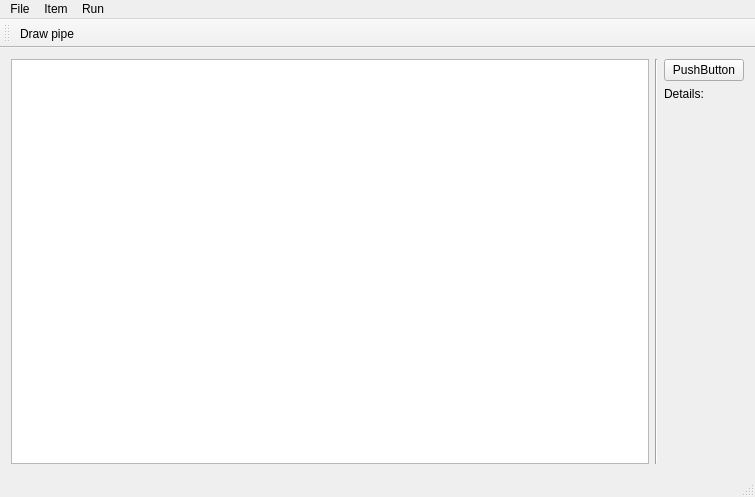
Qt form src/mainwindow.ui (jirvoz/icp_blocks) before a commit.
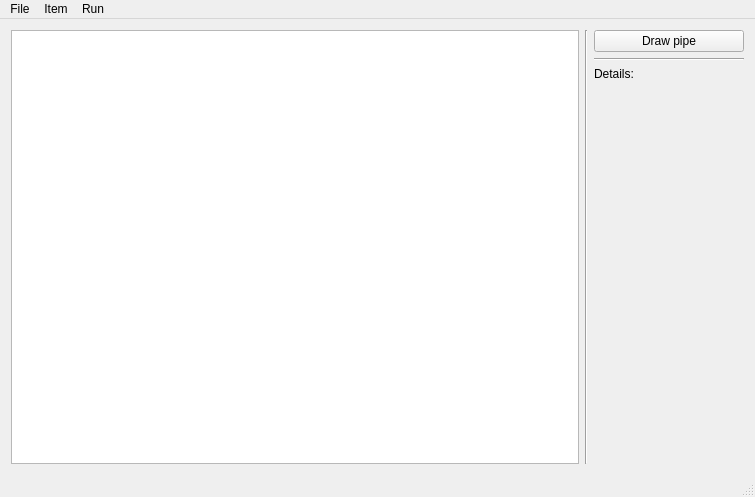
The same form after that commit.

Commit message: Limit beginnig of pipe drawing to out-slot

Patch:
```diff
--- a/src/mainwindow.ui
+++ b/src/mainwindow.ui
@@ -39,13 +39,35 @@
      <layout class="QVBoxLayout" name="verticalLayout">
       <item>
        <widget class="QPushButton" name="pushButton">
+        <property name="minimumSize">
+         <size>
+          <width>100</width>
+          <height>0</height>
+         </size>
+        </property>
         <property name="text">
-         <string>PushButton</string>
+         <string>Draw pipe</string>
+        </property>
+        <property name="checkable">
+         <bool>true</bool>
+        </property>
+       </widget>
+      </item>
+      <item>
+       <widget class="Line" name="line_2">
+        <property name="orientation">
+         <enum>Qt::Horizontal</enum>
         </property>
        </widget>
       </item>
       <item>
        <widget class="QLabel" name="label">
+        <property name="minimumSize">
+         <size>
+          <width>150</width>
+          <height>0</height>
+         </size>
+        </property>
         <property name="text">
          <string>Details:</string>
         </property>
@@ -97,18 +119,6 @@
    <addaction name="menuItem"/>
    <addaction name="menuRun"/>
   </widget>
-  <widget class="QToolBar" name="mainToolBar">
-   <property name="windowTitle">
-    <string/>
-   </property>
-   <attribute name="toolBarArea">
-    <enum>TopToolBarArea</enum>
-   </attribute>
-   <attribute name="toolBarBreak">
-    <bool>false</bool>
-   </attribute>
-   <addaction name="actionPipe"/>
-  </widget>
   <widget class="QStatusBar" name="statusBar"/>
   <action name="actionNew">
    <property name="text">
@@ -130,17 +140,6 @@
     <string>Exit</string>
    </property>
   </action>
-  <action name="actionPipe">
-   <property name="checkable">
-    <bool>true</bool>
-   </property>
-   <property name="text">
-    <string>Draw pipe</string>
-   </property>
-   <property name="toolTip">
-    <string>Draw pipe</string>
-   </property>
-  </action>
   <action name="actionRemove">
    <property name="text">
     <string>Remove</string>
```
Left out of the diff: 6 changed lines with no effect on the pictures. The commit also changes 8 other files.
